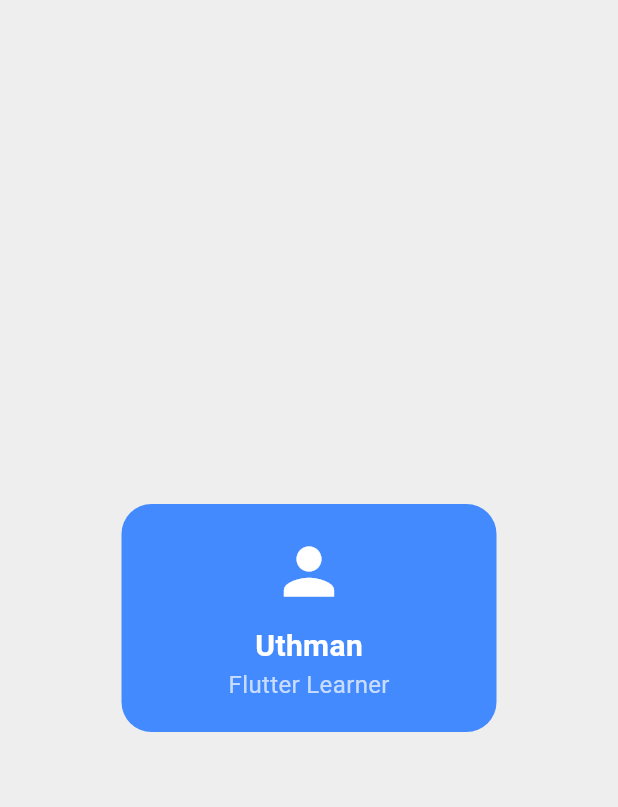
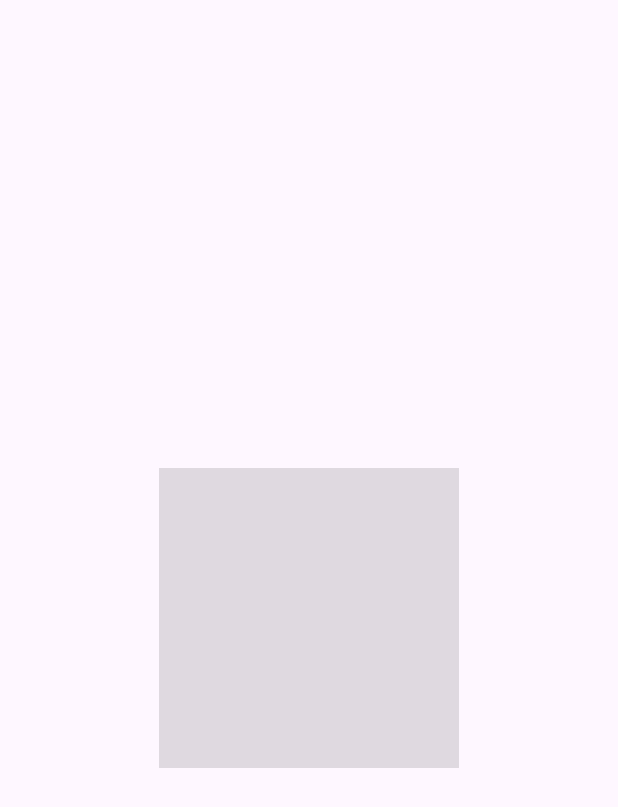
Before and after one commit to 09011399255/Flutter-learning_projects-, a Flutter app: the screen it shows after launch, on a phone screen of 412 x 824 dp. Shown: the top 807 px of the screen. Run offline on Flutter 3.47's test engine with Material 3 defaults, Android fonts, the phone set to English and light mode, and no system bars.

Commit message:
Update Flutter project files

```diff
--- a/lib/main.dart
+++ b/lib/main.dart
@@ -1,4 +1,4 @@
-import 'package:flutter/material.dart';
+import "package:flutter/material.dart";
 
 void main() {
   runApp(MyApp());
@@ -9,44 +9,24 @@ class MyApp extends StatelessWidget {
   Widget build(BuildContext context) {
     return MaterialApp(
       home: Scaffold(
-        backgroundColor: Colors.grey[200],
-        body: Center(
-          child: Container(
-            width: 250,
-            padding: EdgeInsets.all(20), // space inside
-            decoration: BoxDecoration(
-              color: Colors.blueAccent,
-              borderRadius: BorderRadius.circular(20),
-            ),
-            child: Column(
-              mainAxisSize: MainAxisSize.min, // Wrap to content
+          backgroundColor: Colors.grey[20],
+          body: Center(
+            child: Row(
+              mainAxisSize: MainAxisSize.min,
               children: [
-                Icon(
-                  Icons.person,
-                  size: 50,
-                  color: Colors.white,
-                ),
-                SizedBox(height: 10), // spacing between icon and text
-                Text(
-                  "Uthman",
-                  style: TextStyle(
-                    color: Colors.white,
-                    fontSize: 20,
-                    fontWeight: FontWeight.bold,
-                  ),
-                ),
-                Text(
-                  "Flutter Learner",
-                  style: TextStyle(
-                    color: Colors.white70,
-                    fontSize: 16,
-                  ),
-                ),
+                Container(width: 200, height: 200, color: Colors.black12,)
+
+
+
               ],
+
+
+
             ),
           ),
-        ),
       ),
+
+
     );
   }
 }
```
Also changed, not shown: lib/Day2.dart (added, +52 -0 lines), lib/practice.dart (+4 -21 lines).
